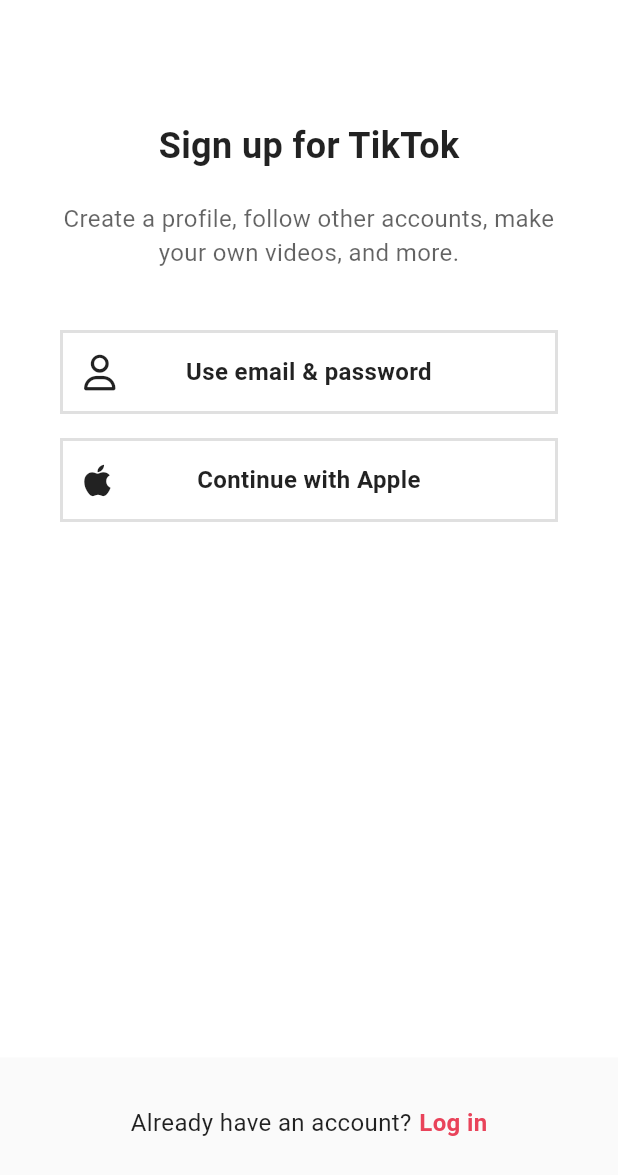
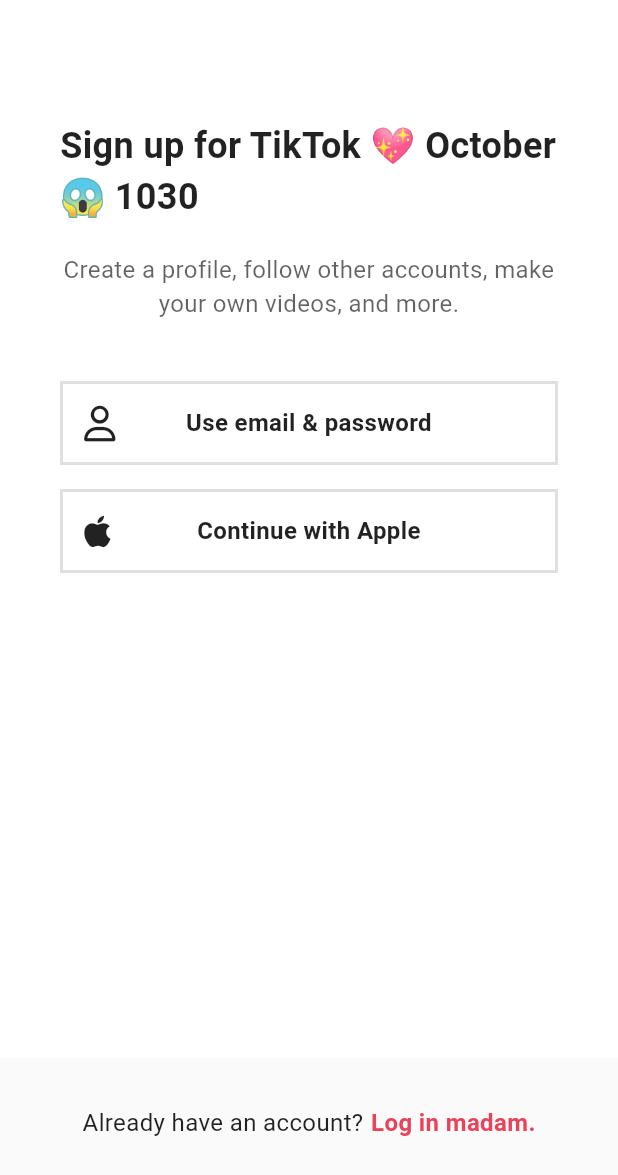
Before and after one commit to dbin67/tiktok_clone, a Flutter app: the screen it shows after launch, on a phone screen of 412 x 824 dp. Shown: the top 1175 px of the screen. Run offline on Flutter 3.47's test engine with Material 2 defaults, Android fonts, the phone set to English and light mode, and no system bars; our stand-ins replace font_awesome_flutter, video_player, visibility_detector.

Commit message:
#16 APP TRANSLATION

```diff
--- a/lib/features/authentication/sign_up_screen.dart
+++ b/lib/features/authentication/sign_up_screen.dart
@@ -5,6 +5,7 @@ import 'package:tiktok_clone/constants/sizes.dart';
 import 'package:tiktok_clone/features/authentication/username_screen.dart';
 import 'package:tiktok_clone/features/authentication/login_screen.dart';
 import 'package:tiktok_clone/features/authentication/widgets/auth_button.dart';
+import 'package:tiktok_clone/generated/l10n.dart';
 import 'package:tiktok_clone/utils.dart';
 
 class SignUpScreen extends StatelessWidget {
@@ -47,19 +48,19 @@ class SignUpScreen extends StatelessWidget {
                 mainAxisSize: MainAxisSize.min,
                 children: [
                   Gaps.v80,
-                  const Text(
-                    "Sign up for TikTok",
-                    style: TextStyle(
+                  Text(
+                    S.of(context).signUpTitle("TikTok", DateTime.now()),
+                    style: const TextStyle(
                       fontSize: Sizes.size24,
                       fontWeight: FontWeight.w700,
                     ),
                   ),
                   Gaps.v20,
-                  const Opacity(
+                  Opacity(
                     opacity: 0.7,
                     child: Text(
-                      "Create a profile, follow other accounts, make your own videos, and more.",
-                      style: TextStyle(
+                      S.of(context).signUpSubtitle(19687),
+                      style: const TextStyle(
                         fontSize: Sizes.size16,
                       ),
                       textAlign: TextAlign.center,
@@ -69,15 +70,15 @@ class SignUpScreen extends StatelessWidget {
                   if (orientation == Orientation.portrait) ...[
                     GestureDetector(
                       onTap: () => _onEmailTap(context),
-                      child: const AuthButton(
-                        icon: FaIcon(FontAwesomeIcons.user),
-                        text: "Use email & password",
+                      child: AuthButton(
+                        icon: const FaIcon(FontAwesomeIcons.user),
+                        text: S.of(context).emailPasswordButton,
                       ),
                     ),
                     Gaps.v16,
-                    const AuthButton(
-                      icon: FaIcon(FontAwesomeIcons.apple),
-                      text: "Continue with Apple",
+                    AuthButton(
+                      icon: const FaIcon(FontAwesomeIcons.apple),
+                      text: S.of(context).appleButton,
                     )
                   ],
                   if (orientation == Orientation.landscape)
@@ -86,17 +87,17 @@ class SignUpScreen extends StatelessWidget {
                         Expanded(
                           child: GestureDetector(
                             onTap: () => _onEmailTap(context),
-                            child: const AuthButton(
-                              icon: FaIcon(FontAwesomeIcons.user),
-                              text: "Use email & password",
+                            child: AuthButton(
+                              icon: const FaIcon(FontAwesomeIcons.user),
+                              text: S.of(context).emailPasswordButton,
                             ),
                           ),
                         ),
                         Gaps.h16,
-                        const Expanded(
+                        Expanded(
                           child: AuthButton(
-                            icon: FaIcon(FontAwesomeIcons.apple),
-                            text: "Continue with Apple",
+                            icon: const FaIcon(FontAwesomeIcons.apple),
+                            text: S.of(context).appleButton,
                           ),
                         )
                       ],
@@ -117,9 +118,9 @@ class SignUpScreen extends StatelessWidget {
               child: Row(
                 mainAxisAlignment: MainAxisAlignment.center,
                 children: [
-                  const Text(
-                    'Already have an account?',
-                    style: TextStyle(
+                  Text(
+                    S.of(context).alreadyHaveAnAccount,
+                    style: const TextStyle(
                       fontSize: Sizes.size16,
                     ),
                   ),
@@ -127,7 +128,7 @@ class SignUpScreen extends StatelessWidget {
                   GestureDetector(
                     onTap: () => _onLoginTap(context),
                     child: Text(
-                      'Log in',
+                      S.of(context).logIn("female"),
                       style: TextStyle(
                         fontSize: Sizes.size16,
                         fontWeight: FontWeight.w600,
--- a/lib/features/main_navigation/main_navigation_screen.dart
+++ b/lib/features/main_navigation/main_navigation_screen.dart
@@ -18,7 +18,7 @@ class MainNavigationScreen extends StatefulWidget {
 }
 
 class _MainNavigationScreenState extends State<MainNavigationScreen> {
-  int _selectedIndex = 1;
+  int _selectedIndex = 0;
 
   void _onTap(int index) {
     setState(() {
--- a/lib/features/videos/widgets/video_comments.dart
+++ b/lib/features/videos/widgets/video_comments.dart
@@ -2,6 +2,7 @@ import 'package:flutter/material.dart';
 import 'package:font_awesome_flutter/font_awesome_flutter.dart';
 import 'package:tiktok_clone/constants/gaps.dart';
 import 'package:tiktok_clone/constants/sizes.dart';
+import 'package:tiktok_clone/generated/l10n.dart';
 import 'package:tiktok_clone/utils.dart';
 
 class VideoComments extends StatefulWidget {
@@ -48,7 +49,7 @@ class _VideoCommentsState extends State<VideoComments> {
         appBar: AppBar(
           backgroundColor: isDark ? null : Colors.grey.shade50,
           automaticallyImplyLeading: false,
-          title: const Text("22796 comments"),
+          title: Text(S.of(context).commentTitle(987987, 987987)),
           actions: [
             IconButton(
               onPressed: _onClosePressed,
--- a/lib/main.dart
+++ b/lib/main.dart
@@ -1,7 +1,9 @@
 import 'package:flutter/material.dart';
 import 'package:flutter/services.dart';
+import 'package:flutter_localizations/flutter_localizations.dart';
 import 'package:tiktok_clone/constants/sizes.dart';
 import 'package:tiktok_clone/features/authentication/sign_up_screen.dart';
+import 'package:tiktok_clone/generated/l10n.dart';
 
 void main() async {
   WidgetsFlutterBinding.ensureInitialized();
@@ -20,9 +22,20 @@ class TikTokApp extends StatelessWidget {
 
   @override
   Widget build(BuildContext context) {
+    // S.load(const Locale("en"));
     return MaterialApp(
       debugShowCheckedModeBanner: false,
       title: 'TikTok Clone',
+      localizationsDelegates: const [
+        S.delegate,
+        GlobalWidgetsLocalizations.delegate,
+        GlobalCupertinoLocalizations.delegate,
+        GlobalMaterialLocalizations.delegate,
+      ],
+      supportedLocales: const [
+        Locale('en'),
+        Locale('ko'),
+      ],
       themeMode: ThemeMode.system,
       theme: ThemeData(
         useMaterial3: true,
```
Also changed, not shown: lib/features/settings/settings_screen.dart (+12 -3 lines), lib/features/videos/widgets/video_post.dart (+22 -15 lines), lib/l10n/intl_en.arb (added, +62 -0 lines), lib/l10n/intl_ko.arb (added, +11 -0 lines), pubspec.yaml (+6 -4 lines), lib/generated/intl/messages_all.dart (added), lib/generated/intl/messages_en.dart (added), lib/generated/intl/messages_ko.dart (added), lib/generated/l10n.dart (added), pubspec.lock.
